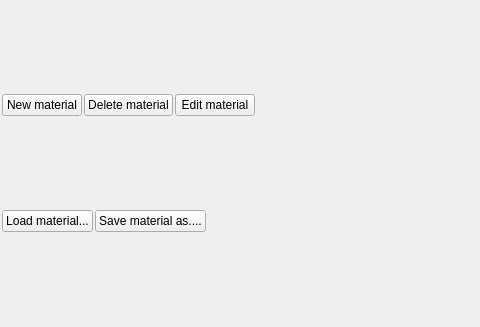
This is mandelbulber2/qt/material_manager_view.ui in buddhi1980/mandelbulber2 as Qt 5 draws it before an edit; both pictures show x 0 to 480 and y 0 to 327 of the 742 by 327 pixel window. The edited form follows.
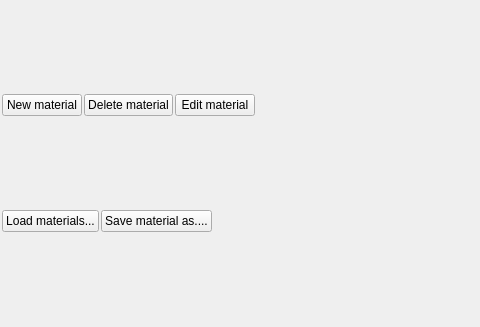
This is the edited form.

Commit message: Added possibility to load multiple materials at one time.

```diff
--- a/mandelbulber2/qt/material_manager_view.ui
+++ b/mandelbulber2/qt/material_manager_view.ui
@@ -84,7 +84,7 @@
      <item>
       <widget class="QPushButton" name="pushButton_LoadMaterial">
        <property name="text">
-        <string>Load material...</string>
+        <string>Load materials...</string>
        </property>
       </widget>
      </item>
```
The commit also changes 1 other file.
